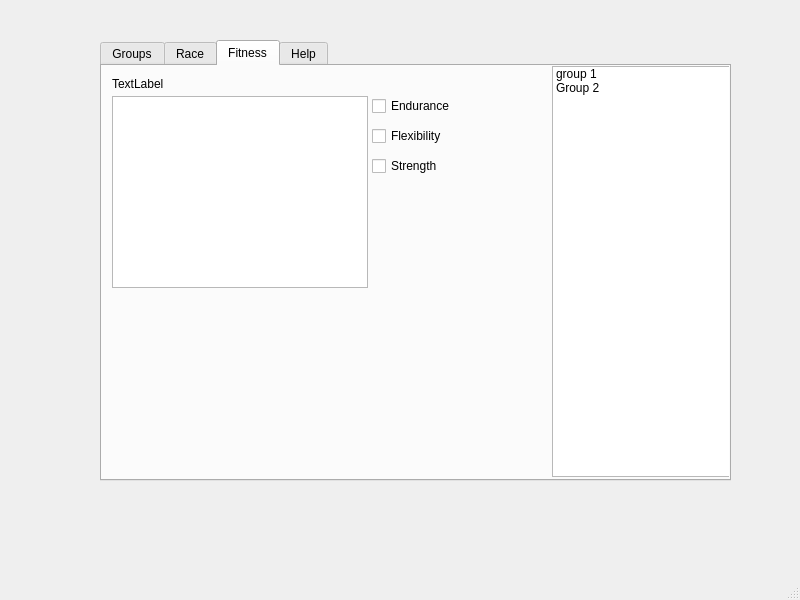
This is GUI/main.ui in jpvanhal/Social-Sports as Qt 5 draws it before an edit. The edited form follows.
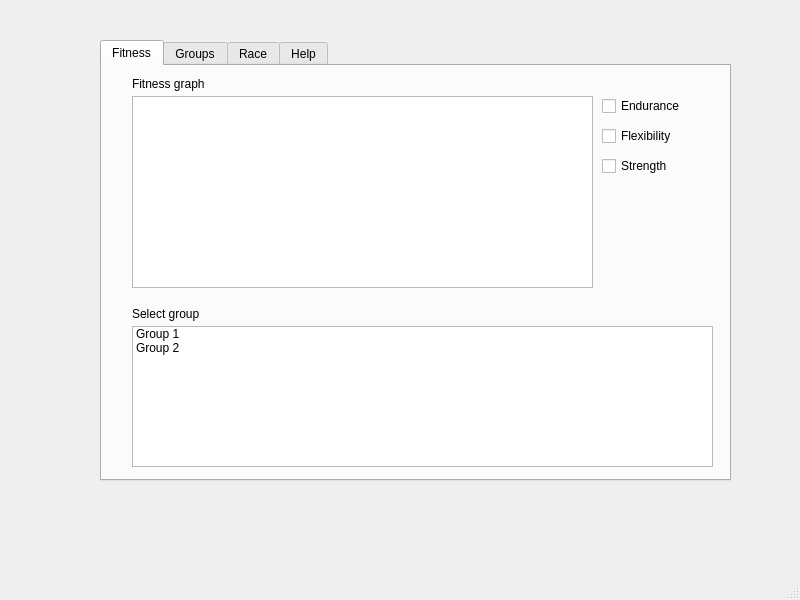
This is the edited form.

Commit message: the fitness page modified to be more accordint o mac guidelines, center-equalizes

```diff
--- a/GUI/main.ui
+++ b/GUI/main.ui
@@ -26,6 +26,109 @@
     <property name="currentIndex">
      <number>2</number>
     </property>
+    <widget class="QWidget" name="tab_3">
+     <attribute name="title">
+      <string>Fitness</string>
+     </attribute>
+     <widget class="QGraphicsView" name="graphicsView">
+      <property name="geometry">
+       <rect>
+        <x>30</x>
+        <y>30</y>
+        <width>461</width>
+        <height>192</height>
+       </rect>
+      </property>
+      <property name="interactive">
+       <bool>false</bool>
+      </property>
+     </widget>
+     <widget class="QLabel" name="label_6">
+      <property name="geometry">
+       <rect>
+        <x>30</x>
+        <y>10</y>
+        <width>101</width>
+        <height>16</height>
+       </rect>
+      </property>
+      <property name="text">
+       <string>Fitness graph</string>
+      </property>
+     </widget>
+     <widget class="QCheckBox" name="checkBox">
+      <property name="geometry">
+       <rect>
+        <x>500</x>
+        <y>30</y>
+        <width>87</width>
+        <height>20</height>
+       </rect>
+      </property>
+      <property name="text">
+       <string>Endurance</string>
+      </property>
+     </widget>
+     <widget class="QCheckBox" name="checkBox_2">
+      <property name="geometry">
+       <rect>
+        <x>500</x>
+        <y>90</y>
+        <width>87</width>
+        <height>20</height>
+       </rect>
+      </property>
+      <property name="text">
+       <string>Strength</string>
+      </property>
+     </widget>
+     <widget class="QCheckBox" name="checkBox_3">
+      <property name="geometry">
+       <rect>
+        <x>500</x>
+        <y>60</y>
+        <width>87</width>
+        <height>20</height>
+       </rect>
+      </property>
+      <property name="text">
+       <string>Flexibility</string>
+      </property>
+     </widget>
+     <widget class="QListWidget" name="listWidget">
+      <property name="geometry">
+       <rect>
+        <x>30</x>
+        <y>260</y>
+        <width>581</width>
+        <height>141</height>
+       </rect>
+      </property>
+      <item>
+       <property name="text">
+        <string>Group 1</string>
+       </property>
+      </item>
+      <item>
+       <property name="text">
+        <string>Group 2</string>
+       </property>
+      </item>
+     </widget>
+     <widget class="QLabel" name="label_7">
+      <property name="geometry">
+       <rect>
+        <x>30</x>
+        <y>240</y>
+        <width>101</width>
+        <height>16</height>
+       </rect>
+      </property>
+      <property name="text">
+       <string>Select group</string>
+      </property>
+     </widget>
+    </widget>
     <widget class="QWidget" name="tab">
      <attribute name="title">
       <string>Groups</string>
@@ -204,96 +307,6 @@
       <string>Race</string>
      </attribute>
     </widget>
-    <widget class="QWidget" name="tab_3">
-     <attribute name="title">
-      <string>Fitness</string>
-     </attribute>
-     <widget class="QGraphicsView" name="graphicsView">
-      <property name="geometry">
-       <rect>
-        <x>10</x>
-        <y>30</y>
-        <width>256</width>
-        <height>192</height>
-       </rect>
-      </property>
-      <property name="interactive">
-       <bool>false</bool>
-      </property>
-     </widget>
-     <widget class="QLabel" name="label_6">
-      <property name="geometry">
-       <rect>
-        <x>10</x>
-        <y>10</y>
-        <width>62</width>
-        <height>16</height>
-       </rect>
-      </property>
-      <property name="text">
-       <string>TextLabel</string>
-      </property>
-     </widget>
-     <widget class="QCheckBox" name="checkBox">
-      <property name="geometry">
-       <rect>
-        <x>270</x>
-        <y>30</y>
-        <width>87</width>
-        <height>20</height>
-       </rect>
-      </property>
-      <property name="text">
-       <string>Endurance</string>
-      </property>
-     </widget>
-     <widget class="QCheckBox" name="checkBox_2">
-      <property name="geometry">
-       <rect>
-        <x>270</x>
-        <y>90</y>
-        <width>87</width>
-        <height>20</height>
-       </rect>
-      </property>
-      <property name="text">
-       <string>Strength</string>
-      </property>
-     </widget>
-     <widget class="QCheckBox" name="checkBox_3">
-      <property name="geometry">
-       <rect>
-        <x>270</x>
-        <y>60</y>
-        <width>87</width>
-        <height>20</height>
-       </rect>
-      </property>
-      <property name="text">
-       <string>Flexibility</string>
-      </property>
-     </widget>
-     <widget class="QListWidget" name="listWidget">
-      <property name="geometry">
-       <rect>
-        <x>450</x>
-        <y>0</y>
-        <width>181</width>
-        <height>411</height>
-       </rect>
-      </property>
-      <item>
-       <property name="text">
-        <string>group 1</string>
-       </property>
-      </item>
-      <item>
-       <property name="text">
-        <string>Group 2</string>
-       </property>
-      </item>
-     </widget>
-    </widget>
     <widget class="QWidget" name="tab_4">
      <attribute name="title">
       <string>Help</string>
```
Left out of the diff: 2 changed lines with no effect on the pictures.
